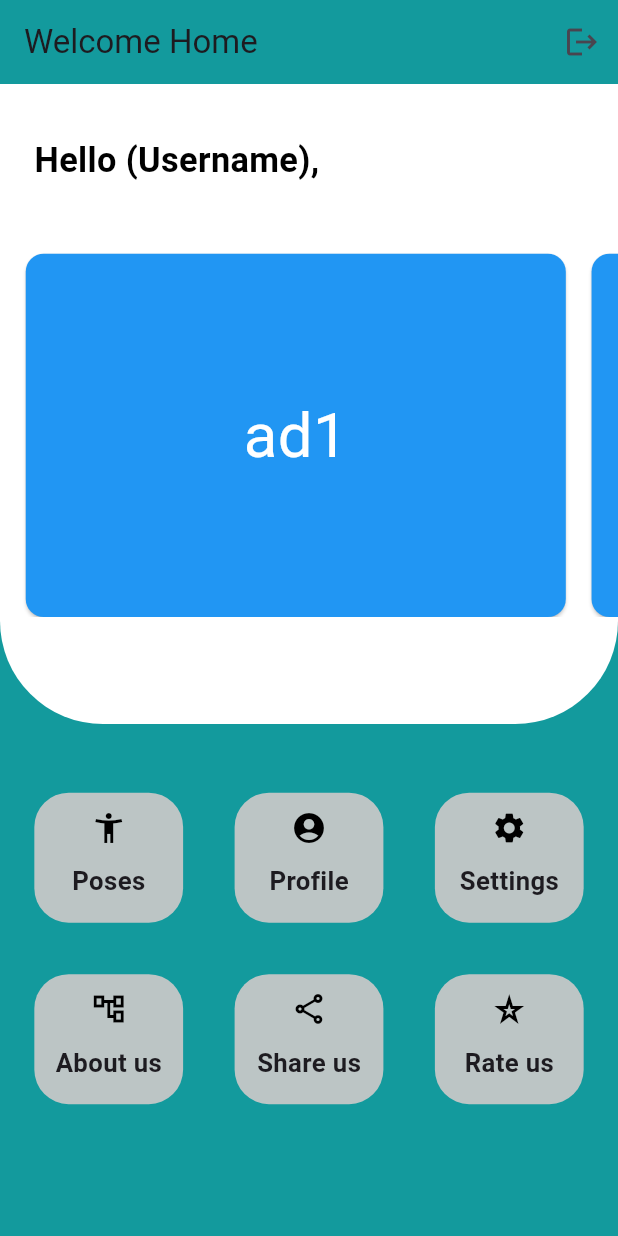
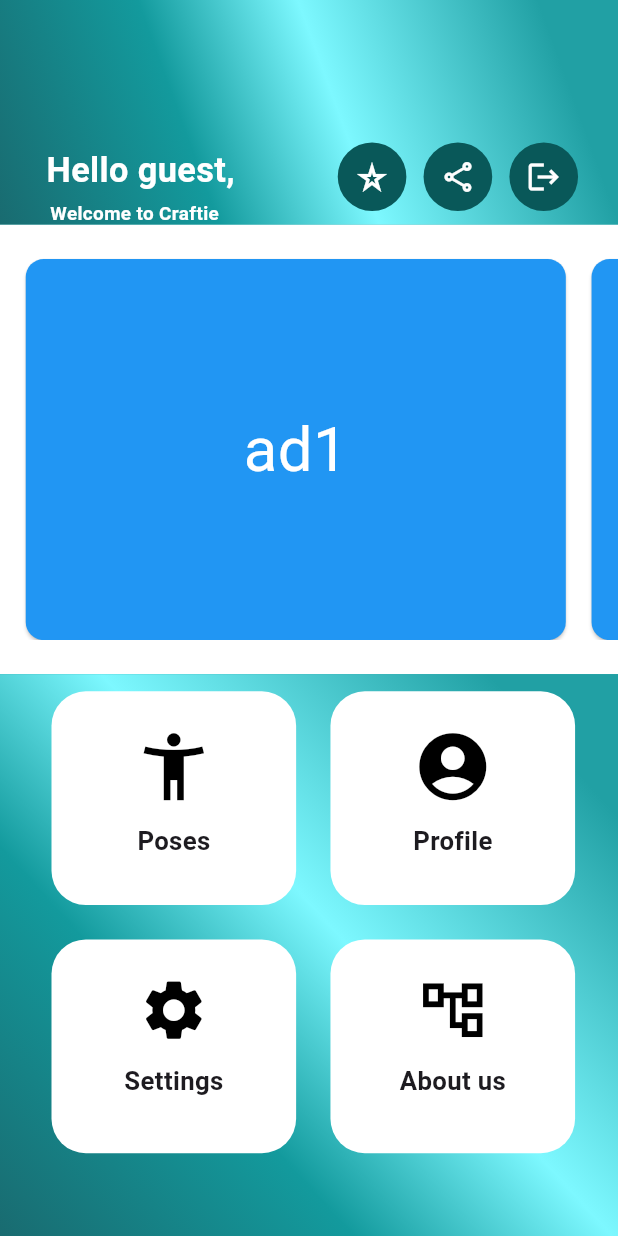
Before and after one commit to AbinayanRatna/pose-app-flutter, a Flutter app: the GuestPageHome screen opened directly, on a phone screen of 412 x 824 dp. Run offline on Flutter 3.47's test engine with Material 3 defaults, Android fonts, the phone set to English and light mode, and no system bars; our stand-ins replace camera, firebase_auth, firebase_core, flutter_bloc, flutter_screenutil, flutter_svg and 3 more; missing offline and left inert: animated_notch_bottom_bar_no_border_radius, bouncing_button, google_ml_kit, google_mlkit_commons, google_mlkit_pose_detection, linear_timer; accounts and stored records are empty.

Commit message:
pose_app_v1

```diff
--- a/lib/main.dart
+++ b/lib/main.dart
@@ -143,7 +143,6 @@ class _MyAppState extends State<MyApp2> {
         splitScreenMode: true,
         builder: (_, child) {
           return Scaffold(
-            backgroundColor: const Color.fromRGBO(255, 255, 255, 1.0),
             body: Column(
               children: [
                 Expanded(
@@ -1047,51 +1046,140 @@ class GuestPageHome extends StatelessWidget {
     return ScreenUtilInit(
       minTextAdapt: true,
       child: Scaffold(
-        appBar: AppBar(
-          title: Text("Welcome Home"),
-          actions: [
-            IconButton(
-                onPressed: () {
-                  Navigator.push(
-                    context,
-                    MaterialPageRoute(builder: (context) => MyApp()),
-                  );
-                },
-                icon: const Icon(Icons.logout))
-          ],
-          backgroundColor: const Color.fromRGBO(19, 154, 157, 1.0),
-          automaticallyImplyLeading: false,
-        ),
         backgroundColor: const Color.fromRGBO(19, 154, 157, 1.0),
         body: Column(
           crossAxisAlignment: CrossAxisAlignment.stretch,
           children: [
+            Expanded(flex:2
+                ,child: Container(
+                  decoration: BoxDecoration(
+                      gradient: LinearGradient(
+                        begin: Alignment.topRight,
+                        end: Alignment.bottomLeft,
+                        stops: [
+                          0.1.w,
+                          0.4.w,
+                          0.6.w,
+                          0.9.w,
+                        ],
+                        colors: const [
+                          Color.fromRGBO(33, 160, 164, 1.0),
+                          Color.fromRGBO(125, 248, 255, 1.0),
+                          Color.fromRGBO(19, 154, 157, 1.0),
+                          Color.fromRGBO(25, 107, 112, 1.0),
+                        ],
+                      )
+                  ),
+                  child: Row(
+                    children: [
+                      Padding(
+                        padding: EdgeInsets.only(top: 85.w, left: 20.w),
+                        child: Column(
+                          children: [
+                            Padding(
+                              padding: EdgeInsets.only(left:7.w),
+                              child: Text(
+                                "Hello guest,",
+                                style: TextStyle(
+                                  color: Colors.white,
+                                  fontSize: 20.w,
+                                  fontWeight: FontWeight.bold,
+                                ),
+                              ),
+                            ),
+                            Padding(
+                              padding:  EdgeInsets.only(top:3.w,bottom: 8.w),
+                              child: Text(
+                                "Welcome to Craftie",
+                                style: TextStyle(
+                                  color: Colors.white,
+                                  fontSize: 11.w,
+                                  fontWeight: FontWeight.bold,
+                                ),
+                              ),
+                            ),
+                          ],
+                        ),
+                      ),
+                      Padding(
+                        padding: EdgeInsets.only(top: 75.w, left: 60.w),
+                        child:  InkWell(
+                          onTap: () {
+                           Fluttertoast.showToast(msg: "Rating button");
+                          },
+                          child: Container(
+                            width: 40.w,
+                            height: 40.w,
+                            decoration: const BoxDecoration(
+                              shape: BoxShape.circle,
+                              color: Color.fromRGBO(9, 88, 89, 1.0),
+                            ),
+                            child: const Icon(
+                              Icons.star_rate_outlined,
+                              color: Color.fromRGBO(255,255,255, 1.0),
+                            ),
+                          ),
+                        ),
+                      ),
+                      Padding(
+                        padding: EdgeInsets.only(top: 75.w, left: 10.w),
+                        child:  InkWell(
+                          onTap: () {
+                            Fluttertoast.showToast(msg: "Share button");
+                          },
+                          child: Container(
+                            width: 40.w,
+                            height: 40.w,
+                            decoration: const BoxDecoration(
+                              shape: BoxShape.circle,
+                              color: Color.fromRGBO(9, 88, 89, 1.0),
+                            ),
+                            child: const Icon(
+                              Icons.share_outlined,
+                             // color: Color.fromRGBO(9, 75, 75, 1.0),
+                              color: Color.fromRGBO(253, 253, 253, 1.0),
+                            ),
+                          ),
+                        ),
+                      ),
+                      Padding(
+                        padding: EdgeInsets.only(top: 75.w, left: 10.w),
+                        child:  InkWell(
+                          onTap: () {
+                            Navigator.push(
+                              context,
+                              MaterialPageRoute(
+                                  builder: (context) => const MyApp()),
+                            );
+                          },
+                          child: Container(
+                            width: 40.w,
+                            height: 40.w,
+                            decoration: const BoxDecoration(
+                              shape: BoxShape.circle,
+                             // color: Color.fromRGBO(76, 172, 173, 1.0),
+                              color: Color.fromRGBO(9, 88, 89, 1.0),
+                            ),
+                            child: const Icon(
+                              Icons.logout,
+                              color: Color.fromRGBO(255,255,255, 1.0),
+                            ),
+                          ),
+                        ),
+                      ),
+                    ],
+                  ),
+            )),
             Expanded(
-              flex: 5,
+              flex: 4,
               child: Container(
                 decoration: BoxDecoration(
                   color: const Color.fromRGBO(255, 255, 255, 1.0),
-                  borderRadius: BorderRadius.only(
-                    //bottomLeft: Radius.circular(20.w),
-                    bottomRight: Radius.circular(60.w),
-                    bottomLeft: Radius.circular(60.w),
-                  ),
                 ),
                 child: Column(
                   mainAxisAlignment: MainAxisAlignment.start,
                   crossAxisAlignment: CrossAxisAlignment.start,
                   children: [
-                    Padding(
-                      padding: EdgeInsets.only(top: 30.w, left: 20.w),
-                      child: Text(
-                        "Hello (Username),",
-                        style: TextStyle(
-                          color: Colors.black,
-                          fontSize: 20.w,
-                          fontWeight: FontWeight.bold,
-                        ),
-                      ),
-                    ),
                     Container(
                       padding: EdgeInsets.only(left: 10.w),
                       width: MediaQuery
@@ -1101,7 +1189,7 @@ class GuestPageHome extends StatelessWidget {
                       height: MediaQuery
                           .of(context)
                           .size
-                          .height / 2.5.w,
+                          .height / 2.6.w,
                       child: ListView.builder(
                         // This next line does the trick.
                           scrollDirection: Axis.horizontal,
@@ -1114,7 +1202,7 @@ class GuestPageHome extends StatelessWidget {
                                   .width * 0.8.w,
                               child: Card(
                                 margin: EdgeInsets.only(
-                                    left: 5.w, top: 40.w, right: 10.w),
+                                    left: 5.w, top: 20.w, right: 10.w),
                                 color: Colors.blue,
                                 child: Container(
                                   child: Center(
@@ -1134,10 +1222,29 @@ class GuestPageHome extends StatelessWidget {
               ),
             ),
             Expanded(
-              flex: 4,
+              flex: 5,
               child: Container(
-                padding: EdgeInsets.fromLTRB(20.w, 40.w, 20.w, 0),
+                decoration: BoxDecoration(
+                    gradient: LinearGradient(
+                      begin: Alignment.topRight,
+                      end: Alignment.bottomLeft,
+                      stops: [
+                        0.1.w,
+                        0.4.w,
+                        0.6.w,
+                        0.9.w,
+                      ],
+                      colors: const [
+                         Color.fromRGBO(33, 160, 164, 1.0),
+                        Color.fromRGBO(125, 248, 255, 1.0),
+                        Color.fromRGBO(19, 154, 157, 1.0),
+                        Color.fromRGBO(25, 107, 112, 1.0),
+                      ],
+                    )
+                ),
+                padding: EdgeInsets.fromLTRB(30.w, 10.w, 25.w, 0),
                 //color: Colors.blue,
+                //const Color.fromRGBO(33, 160, 164, 1.0),
                 height: MediaQuery
                     .of(context)
                     .size
@@ -1152,10 +1259,10 @@ class GuestPageHome extends StatelessWidget {
                       MediaQuery
                           .of(context)
                           .size
-                          .width < 700 ? 3 : 3,
+                          .width < 700 ? 2 : 3,
                       childAspectRatio: (1.w),
-                      mainAxisSpacing: 30.w,
-                      crossAxisSpacing: 30.w),
+                      mainAxisSpacing: 20.w,
+                      crossAxisSpacing: 20.w),
                   children: [
                     InkWell(
                       onTap: () {
@@ -1168,7 +1275,8 @@ class GuestPageHome extends StatelessWidget {
                       },
                       child: Container(
                         decoration: BoxDecoration(
-                            color: Color.fromRGBO(188, 197, 197, 1.0),
+                            color: Color.fromRGBO(255, 255, 255, 1.0),
+                          //  color: Color.fromRGBO(188, 197, 197, 1.0),
                             borderRadius: BorderRadius.only(
                                 topRight: Radius.circular(20.w),
                                 topLeft: Radius.circular(20.w),
@@ -1179,10 +1287,11 @@ class GuestPageHome extends StatelessWidget {
                           children: [
                             Padding(
                                 padding:
-                                EdgeInsets.only(top: 10.w, bottom: 10.w),
+                                EdgeInsets.only(top: 20.w, bottom: 10.w),
                                 child: Icon(
                                   Icons.accessibility_new,
                                   color: Colors.black,
+                                  size: 45.h,
                                 )),
                             Center(
                                 child: Text(
@@ -1206,7 +1315,8 @@ class GuestPageHome extends StatelessWidget {
                       },
                       child: Container(
                         decoration: BoxDecoration(
-                            color: Color.fromRGBO(188, 197, 197, 1.0),
+                            color: Color.fromRGBO(255, 255, 255, 1.0),
+                            //color: Color.fromRGBO(188, 197, 197, 1.0),
                             borderRadius: BorderRadius.only(
                                 topRight: Radius.circular(20.w),
                                 topLeft: Radius.circular(20.w),
@@ -1217,10 +1327,11 @@ class GuestPageHome extends StatelessWidget {
                           children: [
                             Padding(
                                 padding:
-                                EdgeInsets.only(top: 10.w, bottom: 10.w),
+                                EdgeInsets.only(top: 20.w, bottom: 10.w),
                                 child: Icon(
                                   Icons.account_circle,
                                   color: Colors.black,
+                                  size: 45.h,
                                 )),
                             Center(
                                 child: Text(
@@ -1244,7 +1355,8 @@ class GuestPageHome extends StatelessWidget {
                       },
                       child: Container(
                           decoration: BoxDecoration(
-                              color: Color.fromRGBO(188, 197, 197, 1.0),
+                             // color: Color.fromRGBO(188, 197, 197, 1.0),
+                              color: Color.fromRGBO(255, 255, 255, 1.0),
                               borderRadius: BorderRadius.only(
                                   topRight: Radius.circular(20.w),
                                   topLeft: Radius.circular(20.w),
@@ -1255,10 +1367,11 @@ class GuestPageHome extends StatelessWidget {
                             children: [
                               Padding(
                                 padding:
-                                EdgeInsets.only(top: 10.w, bottom: 10.w),
+                                EdgeInsets.only(top: 20.w, bottom: 10.w),
                                 child: Icon(
                                   Icons.settings,
                                   color: Colors.black,
+                                  size: 40.h,
                                 ),
                               ),
                               Center(
@@ -1282,7 +1395,8 @@ class GuestPageHome extends StatelessWidget {
                       },
                       child: Container(
                           decoration: BoxDecoration(
-                              color: Color.fromRGBO(188, 197, 197, 1.0),
+                              color: Color.fromRGBO(255, 255, 255, 1.0),
+                              //color: Color.fromRGBO(188, 197, 197, 1.0),
                               borderRadius: BorderRadius.only(
                                   topRight: Radius.circular(20.w),
                                   topLeft: Radius.circular(20.w),
@@ -1293,95 +1407,16 @@ class GuestPageHome extends StatelessWidget {
                             children: [
                               Padding(
                                 padding:
-                                EdgeInsets.only(top: 10.w, bottom: 10.w),
+                                EdgeInsets.only(top: 20.w, bottom: 10.w),
                                 child: Icon(
                                   Icons.account_tree_outlined,
                                   color: Colors.black,
+                                  size:40.h,
                                 ),
                               ),
                               Center(
                                   child: Text(
                                     "About us",
-                                    style: TextStyle(
-                                        fontWeight: FontWeight.bold,
-                                        fontSize: 15.w),
-                                  )),
-                            ],
-                          )),
-                    ),
-                    InkWell(
-                      onTap: () {
-                        print("5rd options: Share");
-                        /*
-                        Navigator.push(
-                          context,
-                          MaterialPageRoute(builder: (context) => NavBarPage(currentTab: 1)),
-                        );
-
-                         */
-                      },
-                      child: Container(
-                          decoration: BoxDecoration(
-                              color: Color.fromRGBO(188, 197, 197, 1.0),
-                              borderRadius: BorderRadius.only(
-                                  topRight: Radius.circular(20.w),
-                                  topLeft: Radius.circular(20.w),
-                                  bottomRight: Radius.circular(20.w),
-                                  bottomLeft: Radius.circular(20.w))),
-                          margin: EdgeInsets.fromLTRB(0, 0, 0, 0),
-                          child: Column(
-                            children: [
-                              Padding(
-                                padding:
-                                EdgeInsets.only(top: 10.w, bottom: 10.w),
-                                child: Icon(
-                                  Icons.share_outlined,
-                                  color: Colors.black,
-                                ),
-                              ),
-                              Center(
-                                  child: Text(
-                                    "Share us",
-                                    style: TextStyle(
-                                        fontWeight: FontWeight.bold,
-                                        fontSize: 15.w),
-                                  )),
-                            ],
-                          )),
-                    ),
-                    InkWell(
-                      onTap: () {
-                        print("6rd options: Rateus");
-                        /*
-                        Navigator.push(
-                          context,
-                          MaterialPageRoute(builder: (context) => NavBarPage(currentTab: 1)),
-                        );
-
-                         */
-                      },
-                      child: Container(
-                          decoration: BoxDecoration(
-                              color: Color.fromRGBO(188, 197, 197, 1.0),
-                              borderRadius: BorderRadius.only(
-                                  topRight: Radius.circular(20.w),
-                                  topLeft: Radius.circular(20.w),
-                                  bottomRight: Radius.circular(20.w),
-                                  bottomLeft: Radius.circular(20.w))),
-                          margin: EdgeInsets.fromLTRB(0, 0, 0, 0),
-                          child: Column(
-                            children: [
-                              Padding(
-                                padding:
-                                EdgeInsets.only(top: 10.w, bottom: 10.w),
-                                child: Icon(
-                                  Icons.star_rate_outlined,
-                                  color: Colors.black,
-                                ),
-                              ),
-                              Center(
-                                  child: Text(
-                                    "Rate us",
                                     style: TextStyle(
                                         fontWeight: FontWeight.bold,
                                         fontSize: 15.w),
```
